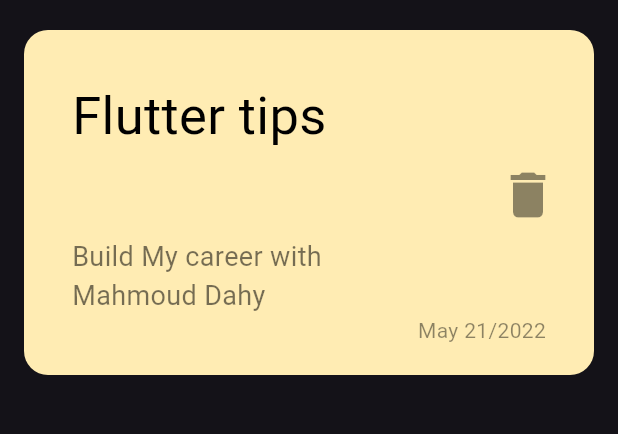
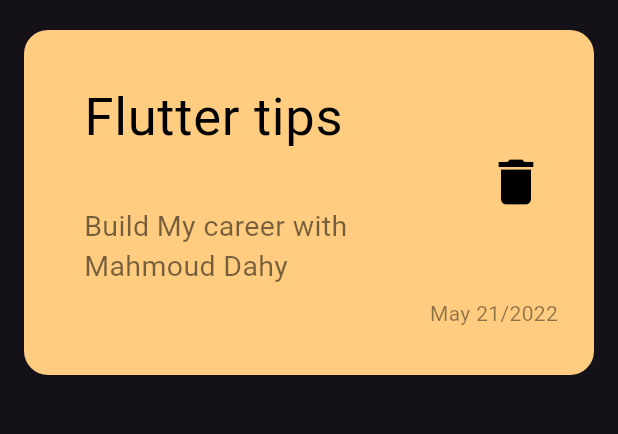
Before and after one commit to MamoudDahy11/notes_app, a Flutter app: the screen it shows after launch, on a phone screen of 412 x 824 dp, the part 78-512 px from its top. Run offline on Flutter 3.47's test engine with Material 3 defaults, Android fonts, the phone set to English and light mode, and no system bars.

Commit message:
edit card and create custom widget for this card and use listTile in card

```diff
--- a/lib/screens/home_page.dart
+++ b/lib/screens/home_page.dart
@@ -1,5 +1,6 @@
 import 'package:flutter/material.dart';
 import 'package:note_app/widget/custom_search_icon.dart';
+import 'package:note_app/widget/note_view_body.dart';
 
 class NoteView extends StatelessWidget {
   const NoteView({super.key});
@@ -14,62 +15,7 @@ class NoteView extends StatelessWidget {
           style: TextStyle(color: Colors.white, fontSize: 30),
         ),
       ),
-      body: Container(
-        margin: EdgeInsets.all(16),
-        padding: EdgeInsets.all(16),
-        height: 230,
-        decoration: BoxDecoration(
-          color: Colors.amber.shade100,
-          borderRadius: BorderRadius.circular(16),
-        ),
-        child: Column(
-          crossAxisAlignment: CrossAxisAlignment.start,
-          children: [
-            Padding(
-              padding: const EdgeInsets.only(left: 16.0, top: 16),
-              child: Text(
-                'Flutter tips',
-                style: TextStyle(color: Colors.black, fontSize: 35),
-              ),
-            ),
-            Row(
-              mainAxisAlignment: MainAxisAlignment.end,
-              children: [
-                IconButton(
-                  onPressed: () {},
-                  icon: Icon(Icons.delete, size: 40, color: Colors.black45),
-                ),
-              ],
-            ),
-            Padding(
-              padding: const EdgeInsets.symmetric(horizontal: 16.0),
-              child: Text(
-                'Build My career with',
-                style: TextStyle(color: Colors.black54, fontSize: 18),
-              ),
-            ),
-            Padding(
-              padding: const EdgeInsets.symmetric(horizontal: 16.0),
-              child: Text(
-                'Mahmoud Dahy',
-                style: TextStyle(color: Colors.black54, fontSize: 18),
-              ),
-            ),
-            Row(
-              mainAxisAlignment: MainAxisAlignment.end,
-              children: [
-                Padding(
-                  padding: const EdgeInsets.only(right: 16.0),
-                  child: Text(
-                    'May 21/2022',
-                    style: TextStyle(color: Colors.black45),
-                  ),
-                ),
-              ],
-            ),
-          ],
-        ),
-      ),
+      body: NoteViewBody(),
     );
   }
 }
--- /dev/null
+++ b/lib/widget/note_view_body.dart
@@ -0,0 +1,45 @@
+
+import 'package:flutter/material.dart';
+
+class NoteViewBody extends StatelessWidget {
+  const NoteViewBody({super.key});
+
+  @override
+  Widget build(BuildContext context) {
+    return Container(
+      height: 230,
+      margin: EdgeInsets.all(16),
+      padding: EdgeInsets.only(left: 24, top: 24, bottom: 24),
+      decoration: BoxDecoration(
+        color: Color(0XFFFFCC80),
+        borderRadius: BorderRadius.circular(16),
+      ),
+      child: Column(
+        crossAxisAlignment: CrossAxisAlignment.end,
+        children: [
+          ListTile(
+            title: Text(
+              'Flutter tips',
+              style: TextStyle(color: Colors.black, fontSize: 35),
+            ),
+            trailing: IconButton(
+              onPressed: () {},
+              icon: Icon(Icons.delete, size: 40, color: Colors.black),
+            ),
+            subtitle: Padding(
+              padding: const EdgeInsets.only(top: 32),
+              child: Text(
+                'Build My career with Mahmoud Dahy',
+                style: TextStyle(color: Colors.black54, fontSize: 19),
+              ),
+            ),
+          ),
+          Padding(
+            padding: const EdgeInsets.only(right: 24),
+            child: Text('May 21/2022', style: TextStyle(color: Colors.black45)),
+          ),
+        ],
+      ),
+    );
+  }
+}
```
Also changed, not shown: pubspec.yaml (+4 -4 lines), assets/fonts/Poppins-Regular.ttf (added).
